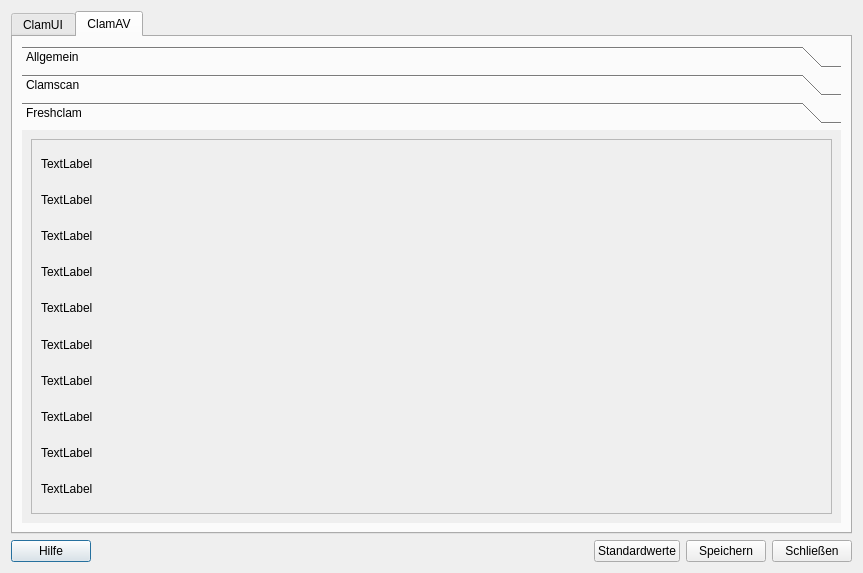
First picture: the form in ui/settings.ui, repository elgolondrino/clamui, before the edit.
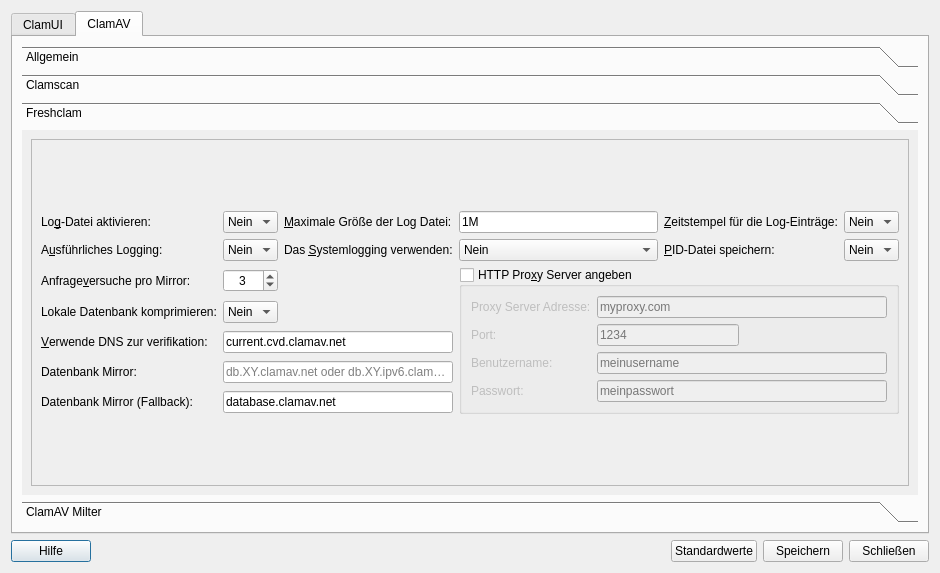
Second picture: the form after the edit. The open tabs and pages were chosen to show the change. Icons and pictures are not drawn.

Diff of the .ui file:
```diff
--- a/ui/settings.ui
+++ b/ui/settings.ui
@@ -6,7 +6,7 @@
    <rect>
     <x>0</x>
     <y>0</y>
-    <width>863</width>
+    <width>940</width>
     <height>573</height>
    </rect>
   </property>
@@ -22,7 +22,7 @@
    <item>
     <widget class="QTabWidget" name="tabWidget_Settings">
      <property name="currentIndex">
-      <number>0</number>
+      <number>1</number>
      </property>
      <widget class="QWidget" name="tab_1">
       <attribute name="icon">
@@ -44,7 +44,7 @@
            <rect>
             <x>0</x>
             <y>0</y>
-            <width>827</width>
+            <width>904</width>
             <height>469</height>
            </rect>
           </property>
@@ -185,7 +185,7 @@
        <item>
         <widget class="QToolBox" name="toolBox">
          <property name="currentIndex">
-          <number>0</number>
+          <number>2</number>
          </property>
          <widget class="QWidget" name="page_general">
           <property name="geometry">
@@ -193,7 +193,7 @@
             <x>0</x>
             <y>0</y>
             <width>831</width>
-            <height>380</height>
+            <height>349</height>
            </rect>
           </property>
           <attribute name="icon">
@@ -216,7 +216,7 @@
                 <x>0</x>
                 <y>0</y>
                 <width>815</width>
-                <height>364</height>
+                <height>333</height>
                </rect>
               </property>
               <layout class="QFormLayout" name="formLayout_3">
@@ -361,7 +361,7 @@
                        <string/>
                       </property>
                       <property name="pixmap">
-                       <pixmap resource="../clamui.qrc">:/icons/icons/breeze/actions/toolbar/dialog-close.svg</pixmap>
+                       <pixmap>:/icons/icons/breeze/actions/toolbar/dialog-close.svg</pixmap>
                       </property>
                      </widget>
                     </item>
@@ -375,7 +375,7 @@
                        <string/>
                       </property>
                       <property name="pixmap">
-                       <pixmap resource="../clamui.qrc">:/icons/icons/breeze/actions/toolbar/dialog-close.svg</pixmap>
+                       <pixmap>:/icons/icons/breeze/actions/toolbar/dialog-close.svg</pixmap>
                       </property>
                      </widget>
                     </item>
@@ -436,8 +436,8 @@
            <rect>
             <x>0</x>
             <y>0</y>
-            <width>96</width>
-            <height>86</height>
+            <width>831</width>
+            <height>349</height>
            </rect>
           </property>
           <attribute name="icon">
@@ -459,8 +459,8 @@
                <rect>
                 <x>0</x>
                 <y>0</y>
-                <width>134</width>
-                <height>284</height>
+                <width>815</width>
+                <height>333</height>
                </rect>
               </property>
               <layout class="QVBoxLayout" name="verticalLayout_10">
@@ -647,8 +647,8 @@
            <rect>
             <x>0</x>
             <y>0</y>
-            <width>96</width>
-            <height>86</height>
+            <width>908</width>
+            <height>349</height>
            </rect>
           </property>
           <attribute name="icon">
@@ -670,81 +670,436 @@
                <rect>
                 <x>0</x>
                 <y>0</y>
-                <width>96</width>
-                <height>238</height>
+                <width>892</width>
+                <height>333</height>
                </rect>
               </property>
               <layout class="QVBoxLayout" name="verticalLayout_11">
                <item>
                 <layout class="QGridLayout" name="gridLayout_4">
-                 <item row="4" column="0">
-                  <widget class="QLabel" name="label_40">
-                   <property name="text">
-                    <string>TextLabel</string>
-                   </property>
-                  </widget>
-                 </item>
-                 <item row="3" column="0">
-                  <widget class="QLabel" name="label_41">
-                   <property name="text">
-                    <string>TextLabel</string>
-                   </property>
-                  </widget>
-                 </item>
-                 <item row="8" column="0">
-                  <widget class="QLabel" name="label_30">
-                   <property name="text">
-                    <string>TextLabel</string>
-                   </property>
-                  </widget>
-                 </item>
-                 <item row="1" column="0">
+                 <item row="0" column="2">
                   <widget class="QLabel" name="label_39">
+                   <property name="toolTip">
+                    <string>Gibt die maximale Größe der Log-Datei an.&lt;br /&gt;Verwenden Sie &lt;b&gt;M&lt;/b&gt; oder &lt;b&gt;m&lt;/b&gt; für Megabyte (1M = 1m = 1048576 Bytes) &lt;br /&gt;und &lt;b&gt;K&lt;/b&gt; oder &lt;b&gt;k&lt;/b&gt; für Kilobytes (1K = 1k = 1024 Bytes). &lt;br /&gt;0 deaktiviert das Größenlimit für die Log-Datei</string>
+                   </property>
                    <property name="text">
-                    <string>TextLabel</string>
+                    <string>&amp;Maximale Größe der Log Datei:</string>
+                   </property>
+                   <property name="buddy">
+                    <cstring>lineEdit_FcLogFileSize</cstring>
                    </property>
                   </widget>
                  </item>
                  <item row="0" column="0">
                   <widget class="QLabel" name="label_38">
-                   <property name="text">
-                    <string>TextLabel</string>
+                   <property name="toolTip">
+                    <string>Ist die Log Datei aktiviert, werden alle Vorgängen in der Datei &lt;i&gt;freshclam.log&lt;/i&gt; protokolliert.</string>
                    </property>
-                  </widget>
-                 </item>
-                 <item row="9" column="0">
-                  <widget class="QLabel" name="label_28">
                    <property name="text">
-                    <string>TextLabel</string>
+                    <string>Lo&amp;g-Datei aktivieren:</string>
+                   </property>
+                   <property name="buddy">
+                    <cstring>comboBox_FcActivateLogFile</cstring>
                    </property>
                   </widget>
                  </item>
                  <item row="2" column="0">
                   <widget class="QLabel" name="label_42">
                    <property name="text">
-                    <string>TextLabel</string>
+                    <string>A&amp;usführliches Logging:</string>
                    </property>
+                   <property name="buddy">
+                    <cstring>comboBox_FcVerboseLogging</cstring>
+                   </property>
                   </widget>
                  </item>
-                 <item row="5" column="0">
+                 <item row="0" column="3">
+                  <widget class="QLineEdit" name="lineEdit_FcLogFileSize">
+                   <property name="toolTip">
+                    <string>Gibt die maximale Größe der Log-Datei an.&lt;br /&gt;Verwenden Sie &lt;b&gt;M&lt;/b&gt; oder &lt;b&gt;m&lt;/b&gt; für Megabyte (1M = 1m = 1048576 Bytes) &lt;br /&gt;und &lt;b&gt;K&lt;/b&gt; oder &lt;b&gt;k&lt;/b&gt; für Kilobytes (1K = 1k = 1024 Bytes). &lt;br /&gt;0 deaktiviert das Größenlimit für die Log-Datei</string>
+                   </property>
+                   <property name="text">
+                    <string>1M</string>
+                   </property>
+                  </widget>
+                 </item>
+                 <item row="2" column="1">
+                  <widget class="QComboBox" name="comboBox_FcVerboseLogging">
+                   <item>
+                    <property name="text">
+                     <string>Nein</string>
+                    </property>
+                    <property name="icon">
+                     <iconset theme="dialog-cancel"/>
+                    </property>
+                   </item>
+                   <item>
+                    <property name="text">
+                     <string>Ja</string>
+                    </property>
+                    <property name="icon">
+                     <iconset theme="dialog-ok"/>
+                    </property>
+                   </item>
+                  </widget>
+                 </item>
+                 <item row="0" column="1">
+                  <widget class="QComboBox" name="comboBox_FcActivateLogFile">
+                   <property name="toolTip">
+                    <string>Ist die Log Datei aktiviert, werden alle Vorgängen in der Datei &lt;i&gt;freshclam.log&lt;/i&gt; protokolliert.</string>
+                   </property>
+                   <item>
+                    <property name="text">
+                     <string>Nein</string>
+                    </property>
+                    <property name="icon">
+                     <iconset theme="dialog-cancel"/>
+                    </property>
+                   </item>
+                   <item>
+                    <property name="text">
+                     <string>Ja</string>
+                    </property>
+                    <property name="icon">
+                     <iconset theme="dialog-ok"/>
+                    </property>
+                   </item>
+                  </widget>
+                 </item>
+                 <item row="2" column="2">
+                  <widget class="QLabel" name="label_32">
+                   <property name="toolTip">
+                    <string>Verwendet das Logging-System von des Betriebssystems.</string>
+                   </property>
+                   <property name="text">
+                    <string>Das &amp;Systemlogging verwenden:</string>
+                   </property>
+                   <property name="buddy">
+                    <cstring>comboBox_FcSystemLogging</cstring>
+                   </property>
+                  </widget>
+                 </item>
+                 <item row="0" column="5">
+                  <widget class="QComboBox" name="comboBox_FcTimeStamp">
+                   <property name="toolTip">
+                    <string>Setzt vor jedem Log-Eintrag das Datum und die Zeit.</string>
+                   </property>
+                   <item>
+                    <property name="text">
+                     <string>Nein</string>
+                    </property>
+                    <property name="icon">
+                     <iconset theme="dialog-cancel"/>
+                    </property>
+                   </item>
+                   <item>
+                    <property name="text">
+                     <string>Ja</string>
+                    </property>
+                    <property name="icon">
+                     <iconset theme="dialog-ok"/>
+                    </property>
+                   </item>
+                  </widget>
+                 </item>
+                 <item row="0" column="4">
+                  <widget class="QLabel" name="label_31">
+                   <property name="text">
+                    <string>&amp;Zeitstempel für die Log-Einträge:</string>
+                   </property>
+                   <property name="buddy">
+                    <cstring>comboBox_FcTimeStamp</cstring>
+                   </property>
+                  </widget>
+                 </item>
+                 <item row="2" column="3">
+                  <widget class="QComboBox" name="comboBox_FcSystemLogging">
+                   <property name="toolTip">
+                    <string>Verwendet das Logging-System von des Betriebssystems.</string>
+                   </property>
+                   <item>
+                    <property name="text">
+                     <string>Nein</string>
+                    </property>
+                    <property name="icon">
+                     <iconset theme="dialog-cancel"/>
+                    </property>
+                   </item>
+                   <item>
+                    <property name="text">
+                     <string>Ja</string>
+                    </property>
+                    <property name="icon">
+                     <iconset theme="dialog-ok"/>
+                    </property>
+                   </item>
+                  </widget>
+                 </item>
+                 <item row="2" column="5">
+                  <widget class="QComboBox" name="comboBox_FcPidFile">
+                   <property name="currentIndex">
+                    <number>0</number>
+                   </property>
+                   <item>
+                    <property name="text">
+                     <string>Nein</string>
+                    </property>
+                    <property name="icon">
+                     <iconset theme="dialog-cancel"/>
+                    </property>
+                   </item>
+                   <item>
+                    <property name="text">
+                     <string>Ja</string>
+                    </property>
+                    <property name="icon">
+                     <iconset theme="dialog-ok"/>
+                    </property>
+                   </item>
+                  </widget>
+                 </item>
+                 <item row="2" column="4">
+                  <widget class="QLabel" name="label_34">
+                   <property name="text">
+                    <string>&amp;PID-Datei speichern:</string>
+                   </property>
+                   <property name="buddy">
+                    <cstring>comboBox_FcPidFile</cstring>
+                   </property>
+                  </widget>
+                 </item>
+                 <item row="6" column="0">
+                  <widget class="QLabel" name="label_40">
+                   <property name="toolTip">
+                    <string>db.XY.clamav.net &lt;br /&gt;Für &lt;b&gt;XY&lt;/b&gt; den Länder Code Ihres Landes einsetzen. &lt;br /&gt; Für weitere Informationen, siehe: http://www.iana.org/cctld/cctld-whois.htm für eine vollständige Übersicht. &lt;br /&gt;Verwenden Sie&lt;i&gt; db.XY.ipv6.clamav.net&lt;/i&gt; für IPv6 Verbindungen.</string>
+                   </property>
+                   <property name="text">
+                    <string>Datenbank Mirror:</string>
+                   </property>
+                   <property name="buddy">
+                    <cstring>lineEdit_FcMirror</cstring>
+                   </property>
+                  </widget>
+                 </item>
+                 <item row="5" column="1" colspan="2">
+                  <widget class="QLineEdit" name="lineEdit_FcDNSverification">
+                   <property name="toolTip">
+                    <string>Freshclam benutzt DNS TXT Records um die Datenbank und Software Version zu verifizieren.&lt;br /&gt; ACHTUNG!&lt;br /&gt; Nicht verändern es sei denn, Sie verwenden eine eigene Domain zur Datenbank Verifikation.</string>
+                   </property>
+                   <property name="text">
+                    <string>current.cvd.clamav.net</string>
+                   </property>
+                  </widget>
+                 </item>
+                 <item row="3" column="1">
+                  <widget class="QSpinBox" name="spinBox">
+                   <property name="toolTip">
+                    <string>Gibt an, wie oft der freshclam Dämon versuchen soll einen Server zu erreichen, bis er abbricht. Gilt pro Mirror.</string>
+                   </property>
+                   <property name="alignment">
+                    <set>Qt::AlignCenter</set>
+                   </property>
+                   <property name="minimum">
+                    <number>1</number>
+                   </property>
+                   <property name="value">
+                    <number>3</number>
+                   </property>
+                  </widget>
+                 </item>
+                 <item row="6" column="1" colspan="2">
+                  <widget class="QLineEdit" name="lineEdit_FcMirror">
+                   <property name="toolTip">
+                    <string>db.XY.clamav.net &lt;br /&gt;Für &lt;b&gt;XY&lt;/b&gt; den Länder Code Ihres Landes einsetzen. &lt;br /&gt; Für weitere Informationen, siehe: http://www.iana.org/cctld/cctld-whois.htm für eine vollständige Übersicht. &lt;br /&gt;Verwenden Sie&lt;i&gt; db.XY.ipv6.clamav.net&lt;/i&gt; für IPv6 Verbindungen.</string>
+                   </property>
+                   <property name="text">
+                    <string/>
+                   </property>
+                   <property name="placeholderText">
+                    <string>db.XY.clamav.net oder db.XY.ipv6.clamav.net</string>
+                   </property>
+                  </widget>
+                 </item>
+                 <item row="7" column="0">
                   <widget class="QLabel" name="label_37">
+                   <property name="toolTip">
+                    <string>Diese Domain ich eine Fallback-Adresse, falls die anderen Mirror nicht erreichbar sind. &lt;br /&gt;&lt;b&gt;Verändern Sie diesen Eintrag nur, wenn Sie genau wissen was Sie tun.&lt;/b&gt;</string>
+                   </property>
                    <property name="text">
-                    <string>TextLabel</string>
+                    <string>Datenbank Mirror (Fallback):</string>
                    </property>
+                   <property name="buddy">
+                    <cstring>lineEdit_FcMirrorFallBack</cstring>
+                   </property>
                   </widget>
                  </item>
-                 <item row="7" column="0">
-                  <widget class="QLabel" name="label_33">
+                 <item row="7" column="1" colspan="2">
+                  <widget class="QLineEdit" name="lineEdit_FcMirrorFallBack">
+                   <property name="toolTip">
+                    <string>Diese Domain ich eine Fallback-Adresse, falls die anderen Mirror nicht erreichbar sind. &lt;br /&gt;&lt;b&gt;Verändern Sie diesen Eintrag nur, wenn Sie genau wissen was Sie tun.&lt;/b&gt;</string>
+                   </property>
                    <property name="text">
-                    <string>TextLabel</string>
+                    <string>database.clamav.net</string>
                    </property>
+                   <property name="placeholderText">
+                    <string>database.clamav.net</string>
+                   </property>
                   </widget>
                  </item>
-                 <item row="6" column="0">
-                  <widget class="QLabel" name="label_35">
+                 <item row="5" column="0">
+                  <widget class="QLabel" name="label_41">
+                   <property name="toolTip">
+                    <string>Freshclam benutzt DNS TXT Records um die Datenbank und Software Version zu verifizieren.&lt;br /&gt; ACHTUNG!&lt;br /&gt; Nicht verändern es sei denn, Sie verwenden eine eigene Domain zur Datenbank Verifikation.</string>
+                   </property>
                    <property name="text">
-                    <string>TextLabel</string>
+                    <string>&amp;Verwende DNS zur verifikation:</string>
                    </property>
+                   <property name="buddy">
+                    <cstring>lineEdit_FcDNSverification</cstring>
+                   </property>
+                  </widget>
+                 </item>
+                 <item row="3" column="0">
+                  <widget class="QLabel" name="label_43">
+                   <property name="toolTip">
+                    <string>Gibt an, wie oft der freshclam Dämon versuchen soll einen Server zu erreichen, bis er abbricht. Gilt pro Mirror.</string>
+                   </property>
+                   <property name="text">
+                    <string>Anfrage&amp;versuche pro Mirror:</string>
+                   </property>
+                   <property name="buddy">
+                    <cstring>spinBox</cstring>
+                   </property>
+                  </widget>
+                 </item>
+                 <item row="4" column="0">
+                  <widget class="QLabel" name="label_44">
+                   <property name="toolTip">
+                    <string>Standardmäßig wird die lokale Virendatenbank nicht komprimiert. Wodurch der Zugriff auf die Daten schneller ist.</string>
+                   </property>
+                   <property name="text">
+                    <string>Lokale Datenbank komprimieren:</string>
+                   </property>
+                   <property name="buddy">
+                    <cstring>comboBox_CompressDB</cstring>
+                   </property>
+                  </widget>
+                 </item>
+                 <item row="4" column="1">
+                  <widget class="QComboBox" name="comboBox_CompressDB">
+                   <property name="toolTip">
+                    <string>Standardmäßig wird die lokale Virendatenbank nicht komprimiert. Wodurch der Zugriff auf die Daten schneller ist.</string>
+                   </property>
+                   <item>
+                    <property name="text">
+                     <string>Nein</string>
+                    </property>
+                    <property name="icon">
+                     <iconset theme="dialog-cancel"/>
+                    </property>
+                   </item>
+                   <item>
+                    <property name="text">
+                     <string>Ja</string>
+                    </property>
+                    <property name="icon">
+                     <iconset theme="dialog-ok"/>
+                    </property>
+                   </item>
+                  </widget>
+                 </item>
+                 <item row="3" column="3" rowspan="5" colspan="3">
+                  <widget class="QGroupBox" name="groupBox_FcProxy">
+                   <property name="title">
+                    <string>HTTP Pro&amp;xy Server angeben</string>
+                   </property>
+                   <property name="checkable">
+                    <bool>true</bool>
+                   </property>
+                   <property name="checked">
+                    <bool>false</bool>
+                   </property>
+                   <layout class="QVBoxLayout" name="verticalLayout_9">
+                    <item>
+                     <layout class="QGridLayout" name="gridLayout_6">
+                      <item row="1" column="0">
+                       <widget class="QLabel" name="label_30">
+                        <property name="text">
+                         <string>Port:</string>
+                        </property>
+                       </widget>
+                      </item>
+                      <item row="2" column="0">
+                       <widget class="QLabel" name="label_28">
+                        <property name="text">
+                         <string>Benutzername:</string>
+                        </property>
+                       </widget>
+                      </item>
+                      <item row="3" column="0">
+                       <widget class="QLabel" name="label_33">
+                        <property name="text">
+                         <string>Passwort:</string>
+                        </property>
+                       </widget>
+                      </item>
+                      <item row="1" column="1">
+                       <widget class="QLineEdit" name="lineEdit_FcProxyServerPort">
+                        <property name="maxLength">
+                         <number>5</number>
+                        </property>
+                        <property name="placeholderText">
+                         <string>1234</string>
+                        </property>
+                       </widget>
+                      </item>
+                      <item row="0" column="0">
+                       <widget class="QLabel" name="label_35">
+                        <property name="text">
+                         <string>Proxy Server Adresse:</string>
+                        </property>
+                       </widget>
+                      </item>
+                      <item row="1" column="2">
+                       <spacer name="horizontalSpacer_2">
+                        <property name="orientation">
+                         <enum>Qt::Horizontal</enum>
+                        </property>
+                        <property name="sizeHint" stdset="0">
+                         <size>
+                          <width>40</width>
+                          <height>20</height>
+                         </size>
+                        </property>
+                       </spacer>
+                      </item>
+                      <item row="0" column="1" colspan="2">
+                       <widget class="QLineEdit" name="lineEdit_FcProxyServer">
+                        <property name="placeholderText">
+                         <string>myproxy.com</string>
+                        </property>
+                       </widget>
+                      </item>
+                      <item row="2" column="1" colspan="2">
+                       <widget class="QLineEdit" name="lineEdit_FcProxyServerUser">
+                        <property name="placeholderText">
+                         <string>meinusername</string>
+                        </property>
+                       </widget>
+                      </item>
+                      <item row="3" column="1" colspan="2">
+                       <widget class="QLineEdit" name="lineEdit_FcProxyServerPassword">
+                        <property name="echoMode">
+                         <enum>QLineEdit::PasswordEchoOnEdit</enum>
+                        </property>
+                        <property name="placeholderText">
+                         <string>meinpasswort</string>
+                        </property>
+                       </widget>
+                      </item>
+                     </layout>
+                    </item>
+                   </layout>
                   </widget>
                  </item>
                 </layout>
@@ -755,6 +1110,14 @@
            </item>
           </layout>
          </widget>
+         <widget class="QWidget" name="page_milter">
+          <attribute name="icon">
+           <iconset theme="configure"/>
+          </attribute>
+          <attribute name="label">
+           <string>ClamAV Milter</string>
+          </attribute>
+         </widget>
         </widget>
        </item>
       </layout>
```
Left out of the diff: 1 changed line with no effect on the pictures.
